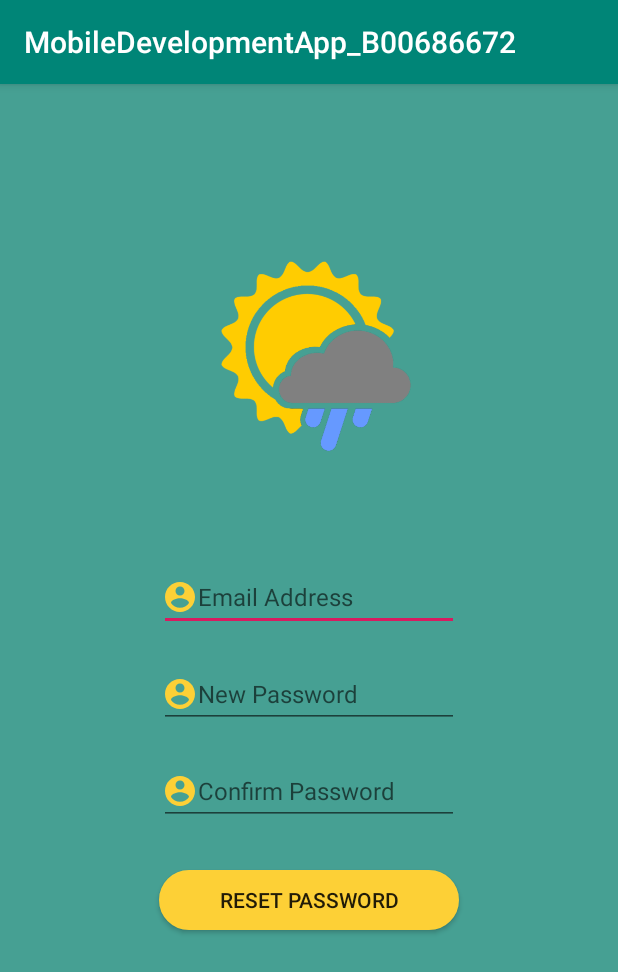
After one commit to paulleonard95/MobileDevelopmentApp_B00686672, an Android app: the ResetPassword screen opened directly, with no data from a screen before it, on a phone screen of 412 x 824 dp. The commit adds this screen. Shown: the top 972 px of the screen. Run offline under Robolectric (Android 15) with nearby library versions, the phone set to English and light mode, and no system bars.

Commit message:
Reset Password Activity

```diff
--- a/app/build.gradle
+++ b/app/build.gradle
@@ -29,6 +29,9 @@ dependencies {
     implementation 'androidx.appcompat:appcompat:1.0.2'
     implementation 'androidx.core:core-ktx:1.0.2'
     implementation 'androidx.constraintlayout:constraintlayout:1.1.3'
+    implementation 'com.google.android.material:material:1.0.0'
+    implementation 'androidx.lifecycle:lifecycle-extensions:2.0.0'
+    implementation 'androidx.legacy:legacy-support-v4:1.0.0'
     testImplementation 'junit:junit:4.12'
     androidTestImplementation 'androidx.test.ext:junit:1.1.0'
     androidTestImplementation 'androidx.test.espresso:espresso-core:3.1.1'
--- a/app/src/main/AndroidManifest.xml
+++ b/app/src/main/AndroidManifest.xml
@@ -9,7 +9,8 @@
         android:roundIcon="@mipmap/ic_launcher_round"
         android:supportsRtl="true"
         android:theme="@style/AppTheme">
-        <activity android:name=".WeatherActivity"></activity>
+        <activity android:name=".ResetPassword"></activity>
+        <activity android:name=".WeatherActivity" />
         <activity android:name=".RegisterActivity" />
         <activity android:name=".MainActivity">
             <intent-filter>
--- a/app/src/main/java/com/example/mobiledevelopmentapp_b00686672/MainActivity.java
+++ b/app/src/main/java/com/example/mobiledevelopmentapp_b00686672/MainActivity.java
@@ -66,7 +66,11 @@ public class MainActivity extends AppCompatActivity
         Intent intent = new Intent(MainActivity.this, RegisterActivity.class);
         startActivity(intent);
     }
-
+    public void Reset_Password(View view)
+    {
+        Intent intent = new Intent(MainActivity.this, ResetPassword.class);
+        startActivity(intent);
+    }
     @Override
     protected void onDestroy()
     {
--- a/app/src/main/java/com/example/mobiledevelopmentapp_b00686672/RegisterActivity.java
+++ b/app/src/main/java/com/example/mobiledevelopmentapp_b00686672/RegisterActivity.java
@@ -85,6 +85,12 @@ public class RegisterActivity extends AppCompatActivity
             }
         }
 
+        public void Login_Screen(View view)
+        {
+            Intent intent = new Intent(RegisterActivity.this, MainActivity.class);
+            startActivity(intent);
+        }
+
         @Override
         protected void onDestroy() {
             super.onDestroy();
--- /dev/null
+++ b/app/src/main/java/com/example/mobiledevelopmentapp_b00686672/ResetPassword.java
@@ -0,0 +1,54 @@
+package com.example.mobiledevelopmentapp_b00686672;
+
+import androidx.appcompat.app.AppCompatActivity;
+
+import android.content.Intent;
+import android.os.Bundle;
+import android.util.Log;
+import android.view.View;
+import android.widget.EditText;
+import android.widget.Toast;
+
+import java.util.regex.Matcher;
+import java.util.regex.Pattern;
+
+public class ResetPassword extends AppCompatActivity
+{
+
+    LoginDatabaseAdapter loginDatabaseAdapter;
+
+    @Override
+    protected void onCreate(Bundle savedInstanceState)
+    {
+        super.onCreate(savedInstanceState);
+        setContentView(R.layout.activity_reset_password);
+
+        loginDatabaseAdapter = new LoginDatabaseAdapter(this);
+        loginDatabaseAdapter = loginDatabaseAdapter.open();
+    }
+
+    public static final Pattern VALID_EMAIL_ADDRESS_CHECK = Pattern.compile("^[A-Z0-9._%+-]+@[A-Z0-9.-]+\\.[A-Z]{2,6}$", Pattern.CASE_INSENSITIVE);
+    public static final Pattern VALID_PASSWORD = Pattern.compile("^(?=.*[A-Za-z])(?=.*\\d)[A-Za-z\\d]{8,}$", Pattern.CASE_INSENSITIVE);
+
+    public static boolean validateEmail(String email)
+    {
+        Matcher matcher = VALID_EMAIL_ADDRESS_CHECK.matcher(email);
+        return matcher.find();
+    }
+    public static boolean validatePassword(String password)
+    {
+        Matcher matcher = VALID_PASSWORD.matcher(password);
+        return matcher.find();
+    }
+
+    public void Reset_Password_OK(View view)
+    {
+        Intent intent = new Intent(ResetPassword.this, MainActivity.class);
+        startActivity(intent);
+    }
+    @Override
+    protected void onDestroy() {
+        super.onDestroy();
+        loginDatabaseAdapter.close();
+    }
+}
--- a/app/src/main/res/layout/activity_register.xml
+++ b/app/src/main/res/layout/activity_register.xml
@@ -115,6 +115,7 @@
             android:textStyle="bold"
             android:textColor="#fdd036"
             android:textSize="16dp"
+            android:onClick="Login_Screen"
             android:text="@string/ca_login"/>
 
     </LinearLayout>
--- /dev/null
+++ b/app/src/main/res/layout/activity_reset_password.xml
@@ -0,0 +1,73 @@
+<?xml version="1.0" encoding="utf-8"?>
+<LinearLayout xmlns:android="http://schemas.android.com/apk/res/android"
+    xmlns:app="http://schemas.android.com/apk/res-auto"
+    xmlns:tools="http://schemas.android.com/tools"
+    android:layout_width="match_parent"
+    android:layout_height="match_parent"
+    android:background="#46a093"
+    android:orientation="vertical"
+    tools:context=".ResetPassword">
+
+    <ImageView
+        android:layout_width="wrap_content"
+        android:layout_height="170dp"
+        android:layout_marginTop="100dp"
+        app:srcCompat="@drawable/weather_logo" />
+
+    <EditText
+        android:id="@+id/reset_username"
+        android:layout_width="200dp"
+        android:layout_height="wrap_content"
+        android:layout_gravity="center"
+        android:layout_marginTop="50dp"
+        android:drawableLeft="@drawable/yellow_account"
+        android:hint="@string/reset_email_address"
+        android:imeOptions="actionSearch"
+        android:inputType="textEmailAddress"
+        android:maxLines="1"
+        android:textSize="16dp"
+        android:paddingLeft="2dp"
+        android:textColor="#fdd036" />
+
+    <EditText
+        android:id="@+id/reset_password"
+        android:layout_width="200dp"
+        android:layout_height="wrap_content"
+        android:layout_gravity="center"
+        android:layout_marginTop="20dp"
+        android:drawableLeft="@drawable/yellow_account"
+        android:hint="@string/new_password"
+        android:imeOptions="actionSearch"
+        android:inputType="textPassword"
+        android:maxLines="1"
+        android:textSize="16dp"
+        android:paddingLeft="2dp"
+        android:textColor="#fdd036" />
+
+    <EditText
+        android:id="@+id/reset_cnf_password"
+        android:layout_width="200dp"
+        android:layout_height="wrap_content"
+        android:layout_gravity="center"
+        android:layout_marginTop="20dp"
+        android:drawableLeft="@drawable/yellow_account"
+        android:hint="@string/reset_confirm_password"
+        android:imeOptions="actionSearch"
+        android:inputType="textPassword"
+        android:maxLines="1"
+        android:textSize="16dp"
+        android:paddingLeft="2dp"
+        android:textColor="#fdd036" />
+
+    <Button
+        android:id="@+id/button_login"
+        android:layout_width="200dp"
+        android:layout_height="40dp"
+        android:layout_marginTop="30dp"
+        android:layout_gravity="center"
+        android:background="@drawable/mybutton"
+        android:onClick="Reset_Password_OK"
+        android:text="@string/reset_password"/>
+
+
+</LinearLayout>
--- a/app/src/main/res/values/strings.xml
+++ b/app/src/main/res/values/strings.xml
@@ -12,4 +12,12 @@
     <string name="name">Name</string>
     <string name="email_address">Email Address</string>
     <string name="gender">Gender</string>
+    <string name="title_activity_weather_page">WeatherPage</string>
+    <string name="tab_text_1">Tab 1</string>
+    <string name="tab_text_2">Tab 2</string>
+    <string name="title_activity_weather_page_main">WeatherPageMain</string>
+    <string name="reset_email_address">Email Address</string>
+    <string name="reset_password">Reset Password</string>
+    <string name="reset_confirm_password">Confirm Password</string>
+    <string name="new_password">New Password</string>
 </resources>
```
Also changed, not shown: app/src/main/res/layout/activity_main.xml (+10 -0 lines), app/src/main/res/values/styles.xml (+9 -0 lines).
